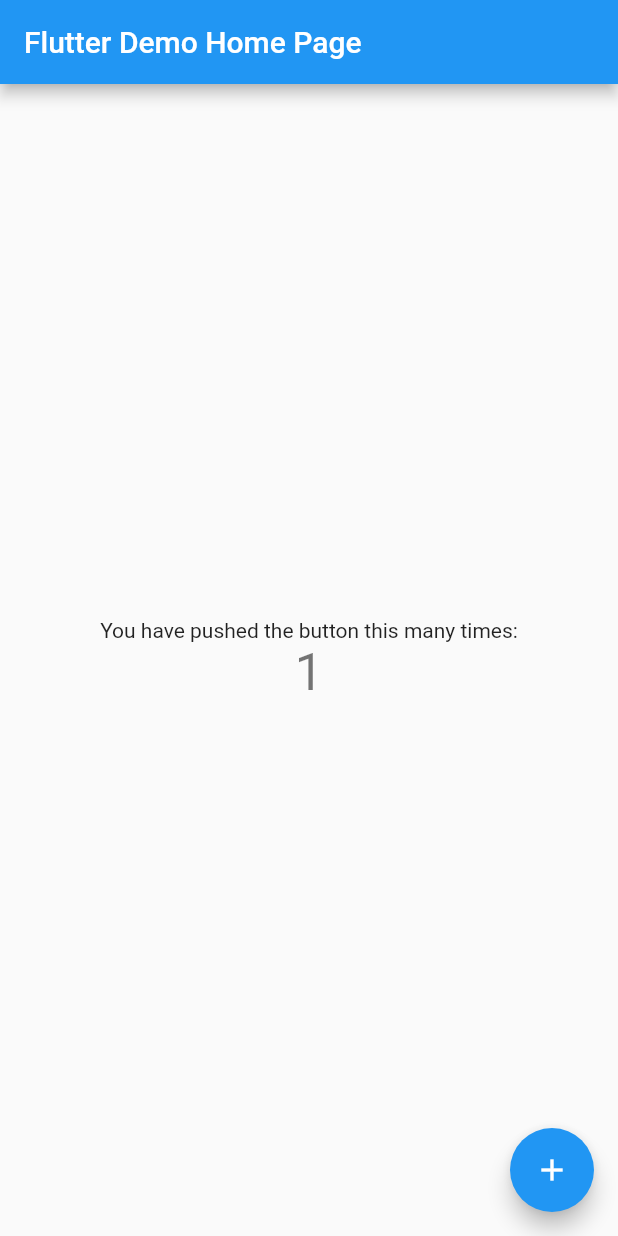
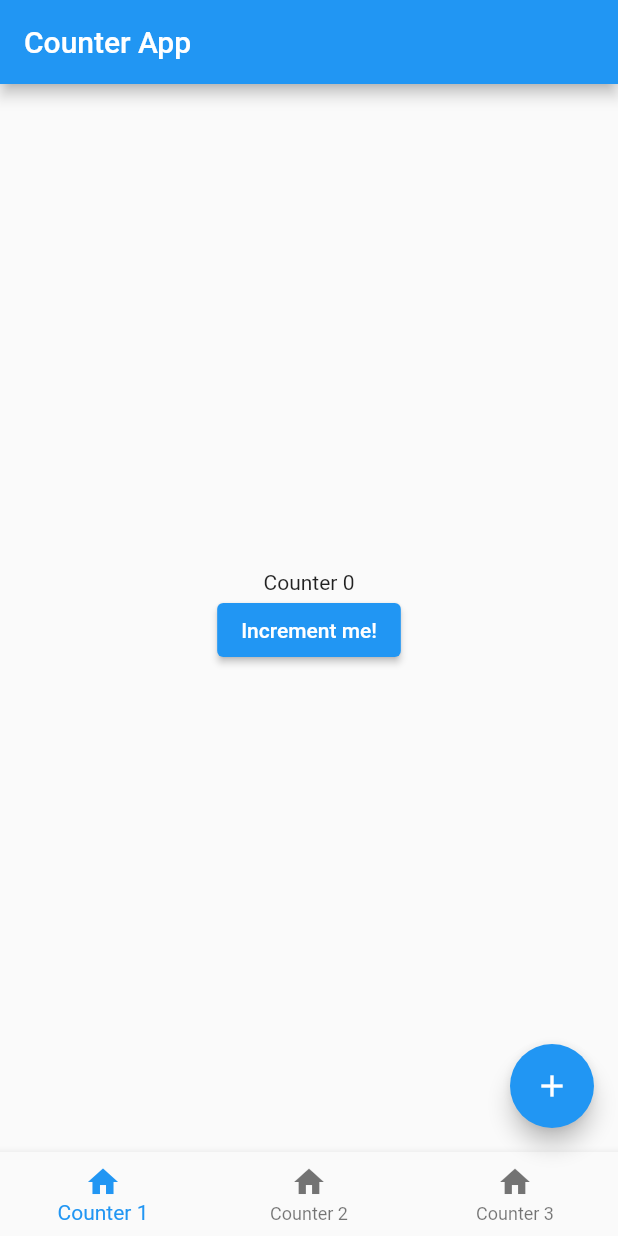
Before and after one commit to sanjayvramani/counter_app, a Flutter app: the screen it shows after launch, after a tap on the "add" icon, on a phone screen of 412 x 824 dp. Run offline on Flutter 3.47's test engine with Material 2 defaults, Android fonts, the phone set to English and light mode, and no system bars; our stand-ins replace firebase_core, firebase_database, flutter_mobx, mobx; accounts and stored records are empty; generated files the repository leaves out were written again.

Commit message:
individual counter page , Increment me! done

```diff
--- a/lib/main.dart
+++ b/lib/main.dart
@@ -1,6 +1,11 @@
+
+import 'package:counter_app/page/my_home_page.dart';
+import 'package:firebase_core/firebase_core.dart';
 import 'package:flutter/material.dart';
 
-void main() {
+void main() async{
+  WidgetsFlutterBinding.ensureInitialized();
+  FirebaseApp firebaseApp = await Firebase.initializeApp();
   runApp(const MyApp());
 }
 
@@ -11,58 +16,12 @@ class MyApp extends StatelessWidget {
   @override
   Widget build(BuildContext context) {
     return MaterialApp(
-      title: 'Flutter Demo',
+      title: 'Counter App',
       theme: ThemeData(
         primarySwatch: Colors.blue,
       ),
-      home: const MyHomePage(title: 'Flutter Demo Home Page'),
+      debugShowCheckedModeBanner: false,
+      home: const MyHomePage(title: 'Counter App'),
     );
   }
 }
-
-class MyHomePage extends StatefulWidget {
-  const MyHomePage({Key? key, required this.title}) : super(key: key);
-
-  final String title;
-
-  @override
-  State<MyHomePage> createState() => _MyHomePageState();
-}
-
-class _MyHomePageState extends State<MyHomePage> {
-  int _counter = 0;
-
-  void _incrementCounter() {
-    setState(() {
-      _counter++;
-    });
-  }
-
-  @override
-  Widget build(BuildContext context) {
-    return Scaffold(
-      appBar: AppBar(
-        title: Text(widget.title),
-      ),
-      body: Center(
-        child: Column(
-          mainAxisAlignment: MainAxisAlignment.center,
-          children: <Widget>[
-            const Text(
-              'You have pushed the button this many times:',
-            ),
-            Text(
-              '$_counter',
-              style: Theme.of(context).textTheme.headline4,
-            ),
-          ],
-        ),
-      ),
-      floatingActionButton: FloatingActionButton(
-        onPressed: _incrementCounter,
-        tooltip: 'Increment',
-        child: const Icon(Icons.add),
-      ), // This trailing comma makes auto-formatting nicer for build methods.
-    );
-  }
-}
--- /dev/null
+++ b/lib/menu_mobx/bottom_menu_mobx.dart
@@ -0,0 +1,17 @@
+import 'package:mobx/mobx.dart';
+
+part 'bottom_menu_mobx.g.dart';
+
+class BottomMenuMobx = _BottomMenuMobx with _$BottomMenuMobx;
+
+abstract class _BottomMenuMobx with Store
+{
+  @observable
+  int selectedMenu = 0;
+
+  @action
+  void changeSelection(int value)
+  {
+    selectedMenu = value;
+  }
+}
--- /dev/null
+++ b/lib/page/counter_page_one.dart
@@ -0,0 +1,59 @@
+import 'package:firebase_database/firebase_database.dart';
+import 'package:flutter/material.dart';
+
+class CounterPageOne extends StatefulWidget {
+  CounterPageOne({Key? key}) : super(key: key);
+
+  @override
+  _CounterPageOneState createState() => _CounterPageOneState();
+}
+
+class _CounterPageOneState extends State<CounterPageOne> {
+  final DatabaseReference _databaseReference =
+      FirebaseDatabase.instance.reference().child("page1");
+  int _currentValue = 0;
+  String key = "";
+
+  _CounterPageOneState() {
+    _databaseReference.onChildAdded.listen(_readChange);
+    _databaseReference.onChildChanged.listen(_readChange);
+  }
+
+  _readChange(DatabaseEvent event) {
+    var datasnapShot = event.snapshot;
+    Map<dynamic, dynamic>? map = datasnapShot.value as Map?;
+    key = map!["key"] ?? "";
+    if(mounted) {
+      setState(() {
+        _currentValue = map["value"] ?? 0;
+      });
+    }
+  }
+  _incrementCounter() {
+    //  _currentValue = _currentValue + 1;
+    if (key == "") {
+      key = _databaseReference.push().key.toString();
+    }
+    var map = {"key": key, "value": _currentValue + 1};
+    print(map);
+    _databaseReference.child(key).set(map);
+  }
+
+  @override
+  Widget build(BuildContext context) {
+    return Center(
+      child: Column(
+        mainAxisSize: MainAxisSize.min,
+        crossAxisAlignment: CrossAxisAlignment.center,
+        children: [
+          Text("Counter $_currentValue"),
+          ElevatedButton(
+              onPressed: () {
+                _incrementCounter();
+              },
+              child: const Text("Increment me!"))
+        ],
+      ),
+    );
+  }
+}
--- /dev/null
+++ b/lib/page/my_home_page.dart
@@ -0,0 +1,83 @@
+import 'package:counter_app/menu_mobx/bottom_menu_mobx.dart';
+import 'package:counter_app/page/counter_page_one.dart';
+import 'package:counter_app/page/counter_page_three.dart';
+import 'package:flutter/material.dart';
+import 'package:flutter_mobx/flutter_mobx.dart';
+
+import 'counter_page_two.dart';
+
+
+class MyHomePage extends StatefulWidget {
+  const MyHomePage({Key? key, required this.title}) : super(key: key);
+
+  final String title;
+
+  @override
+  State<MyHomePage> createState() => _MyHomePageState();
+}
+
+class _MyHomePageState extends State<MyHomePage> {
+
+  BottomMenuMobx _bottomMenuMobx = BottomMenuMobx();
+
+
+  _pageChanged(int index)
+  {
+    _bottomMenuMobx.changeSelection(index);
+  }
+
+  @override
+  Widget build(BuildContext context) {
+    return Scaffold(
+      appBar: AppBar(
+        title: Text(widget.title),
+      ),
+      body: Container(
+        child: Observer(
+          builder: (context){
+            if(_bottomMenuMobx.selectedMenu==0)
+              {
+                return CounterPageOne();
+              }
+            else if(_bottomMenuMobx.selectedMenu==1)
+              {
+                return CounterPageTwo();
+              }
+
+            return CounterPageThree();
+          },
+        ),
+      ),
+      floatingActionButton: FloatingActionButton(
+        onPressed: (){
+
+        },
+        tooltip: 'Increment',
+        child: const Icon(Icons.add),
+      ),
+      bottomNavigationBar:  Observer(
+        builder: (context){
+          return BottomNavigationBar(
+            currentIndex: _bottomMenuMobx.selectedMenu,
+            onTap: _pageChanged,
+            elevation: 5,
+            items:const <BottomNavigationBarItem> [
+              BottomNavigationBarItem(
+                  icon: Icon(Icons.home),
+                  label: "Counter 1"
+              ),
+              BottomNavigationBarItem(
+                  icon: Icon(Icons.home),
+                  label: "Counter 2"
+              ),
+              BottomNavigationBarItem(
+                  icon: Icon(Icons.home),
+                  label: "Counter 3"
+              ),
+            ],
+          );
+        },
+      ),// This trailing comma makes auto-formatting nicer for build methods.
+    );
+  }
+}
```
Also changed, not shown: lib/page/counter_page_three.dart (added, +59 -0 lines), lib/page/counter_page_two.dart (added, +59 -0 lines), pubspec.yaml (+7 -1 lines), pubspec.lock, 5 other files.
